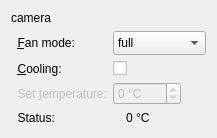
This is plugins/cam_andor/andorglobalcamerasettingswidget.ui in jkriege2/QuickFit3 as Qt 5 draws it before an edit. The edited form follows.
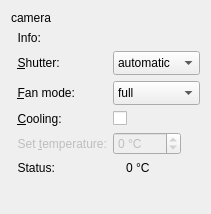
This is the edited form. Icons and pictures are not drawn.

```diff
--- a/plugins/cam_andor/andorglobalcamerasettingswidget.ui
+++ b/plugins/cam_andor/andorglobalcamerasettingswidget.ui
@@ -6,8 +6,8 @@
    <rect>
     <x>0</x>
     <y>0</y>
-    <width>217</width>
-    <height>138</height>
+    <width>211</width>
+    <height>214</height>
    </rect>
   </property>
   <property name="windowTitle">
@@ -24,7 +24,7 @@
      </property>
     </widget>
    </item>
-   <item row="1" column="0">
+   <item row="3" column="0">
     <widget class="QLabel" name="label">
      <property name="text">
       <string>  &amp;Fan mode:</string>
@@ -34,7 +34,7 @@
      </property>
     </widget>
    </item>
-   <item row="1" column="1">
+   <item row="3" column="1">
     <widget class="QComboBox" name="cmbFanMode">
      <property name="minimumSize">
       <size>
@@ -71,7 +71,7 @@
      </item>
     </widget>
    </item>
-   <item row="2" column="0">
+   <item row="4" column="0">
     <widget class="QLabel" name="label_2">
      <property name="text">
       <string>  &amp;Cooling:</string>
@@ -81,14 +81,14 @@
      </property>
     </widget>
    </item>
-   <item row="2" column="1">
+   <item row="4" column="1">
     <widget class="QCheckBox" name="chkCooling">
      <property name="text">
       <string/>
      </property>
     </widget>
    </item>
-   <item row="3" column="0">
+   <item row="5" column="0">
     <widget class="QLabel" name="label_3">
      <property name="enabled">
       <bool>false</bool>
@@ -101,7 +101,7 @@
      </property>
     </widget>
    </item>
-   <item row="3" column="1">
+   <item row="5" column="1">
     <widget class="QSpinBox" name="spinTemperature">
      <property name="enabled">
       <bool>false</bool>
@@ -123,14 +123,14 @@
      </property>
     </widget>
    </item>
-   <item row="4" column="0">
+   <item row="6" column="0">
     <widget class="QLabel" name="label_4">
      <property name="text">
       <string>  Status:</string>
      </property>
     </widget>
    </item>
-   <item row="4" column="1">
+   <item row="6" column="1">
     <layout class="QHBoxLayout" name="horizontalLayout" stretch="0,1">
      <item>
       <widget class="QLabel" name="labTemperaturePic">
@@ -151,6 +151,67 @@
      </item>
     </layout>
    </item>
+   <item row="1" column="0">
+    <widget class="QLabel" name="labInfoLabel">
+     <property name="text">
+      <string>  Info:</string>
+     </property>
+    </widget>
+   </item>
+   <item row="1" column="1">
+    <widget class="QLabel" name="labInfo">
+     <property name="text">
+      <string/>
+     </property>
+    </widget>
+   </item>
+   <item row="2" column="0">
+    <widget class="QLabel" name="label_5">
+     <property name="text">
+      <string>  &amp;Shutter:</string>
+     </property>
+     <property name="buddy">
+      <cstring>cmbShutter</cstring>
+     </property>
+    </widget>
+   </item>
+   <item row="2" column="1">
+    <widget class="QComboBox" name="cmbShutter">
+     <property name="minimumSize">
+      <size>
+       <width>0</width>
+       <height>24</height>
+      </size>
+     </property>
+     <item>
+      <property name="text">
+       <string>automatic</string>
+      </property>
+      <property name="icon">
+       <iconset resource="cam_andor.qrc">
+        <normaloff>:/cam_andor/shutter_auto.png</normaloff>:/cam_andor/shutter_auto.png</iconset>
+      </property>
+     </item>
+     <item>
+      <property name="text">
+       <string>open</string>
+      </property>
+      <property name="icon">
+       <iconset resource="cam_andor.qrc">
+        <normaloff>:/cam_andor/shutter_open.png</normaloff>:/cam_andor/shutter_open.png</iconset>
+      </property>
+     </item>
+     <item>
+      <property name="text">
+       <string>closed</string>
+      </property>
+      <property name="icon">
+       <iconset resource="cam_andor.qrc">
+        <normaloff>:/cam_andor/shutter_closed.png</normaloff>:/cam_andor/shutter_closed.png</iconset>
+      </property>
+     </item>
+    </widget>
+   </item>
   </layout>
  </widget>
  <resources>
```
Left out of the diff: 44 changed lines with no effect on the pictures.
